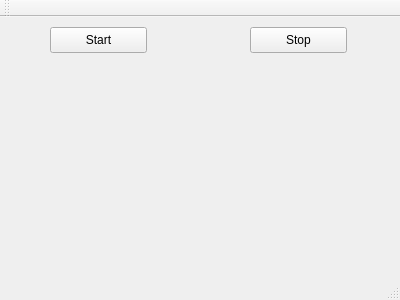
First picture: the form in Programme_Test/Test_Neural_Network/mainwindow.ui, repository cdumonde/Neural-Network-Project, before the edit.
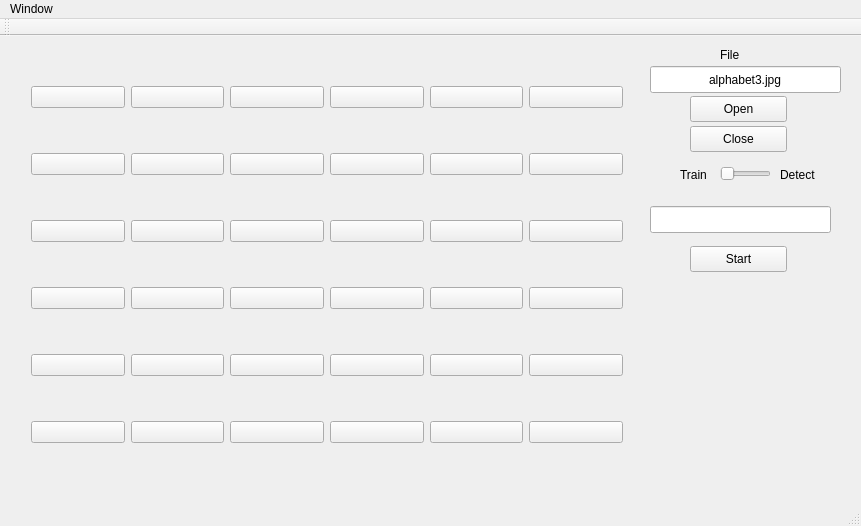
Second picture: the form after the edit.

What changed in the file:
```diff
--- a/Programme_Test/Test_Neural_Network/mainwindow.ui
+++ b/Programme_Test/Test_Neural_Network/mainwindow.ui
@@ -6,8 +6,8 @@
    <rect>
     <x>0</x>
     <y>0</y>
-    <width>400</width>
-    <height>300</height>
+    <width>861</width>
+    <height>526</height>
    </rect>
   </property>
   <property name="windowTitle">
@@ -17,27 +17,820 @@
    <widget class="QPushButton" name="pushButton">
     <property name="geometry">
      <rect>
-      <x>50</x>
-      <y>10</y>
+      <x>690</x>
+      <y>60</y>
       <width>97</width>
       <height>26</height>
      </rect>
     </property>
     <property name="text">
-     <string>Start</string>
+     <string>Open</string>
     </property>
    </widget>
    <widget class="QPushButton" name="pushButton_2">
     <property name="geometry">
      <rect>
-      <x>250</x>
+      <x>690</x>
+      <y>90</y>
+      <width>97</width>
+      <height>26</height>
+     </rect>
+    </property>
+    <property name="text">
+     <string>Close</string>
+    </property>
+   </widget>
+   <widget class="QWidget" name="gridLayoutWidget">
+    <property name="geometry">
+     <rect>
+      <x>20</x>
+      <y>0</y>
+      <width>614</width>
+      <height>461</height>
+     </rect>
+    </property>
+    <layout class="QGridLayout" name="gridLayout" rowstretch="0,0,0,0,0,0" columnstretch="0,0,0,0,0,0">
+     <item row="4" column="4">
+      <widget class="QPushButton" name="pushButton_32">
+       <property name="text">
+        <string/>
+       </property>
+       <property name="iconSize">
+        <size>
+         <width>50</width>
+         <height>50</height>
+        </size>
+       </property>
+       <property name="checkable">
+        <bool>true</bool>
+       </property>
+       <property name="checked">
+        <bool>false</bool>
+       </property>
+      </widget>
+     </item>
+     <item row="5" column="3">
+      <widget class="QPushButton" name="pushButton_37">
+       <property name="text">
+        <string/>
+       </property>
+       <property name="iconSize">
+        <size>
+         <width>50</width>
+         <height>50</height>
+        </size>
+       </property>
+       <property name="checkable">
+        <bool>true</bool>
+       </property>
+       <property name="checked">
+        <bool>false</bool>
+       </property>
+      </widget>
+     </item>
+     <item row="0" column="2">
+      <widget class="QPushButton" name="pushButton_6">
+       <property name="text">
+        <string/>
+       </property>
+       <property name="iconSize">
+        <size>
+         <width>50</width>
+         <height>50</height>
+        </size>
+       </property>
+       <property name="checkable">
+        <bool>true</bool>
+       </property>
+       <property name="checked">
+        <bool>false</bool>
+       </property>
+      </widget>
+     </item>
+     <item row="3" column="0">
+      <widget class="QPushButton" name="pushButton_22">
+       <property name="text">
+        <string/>
+       </property>
+       <property name="iconSize">
+        <size>
+         <width>50</width>
+         <height>50</height>
+        </size>
+       </property>
+       <property name="checkable">
+        <bool>true</bool>
+       </property>
+       <property name="checked">
+        <bool>false</bool>
+       </property>
+      </widget>
+     </item>
+     <item row="1" column="4">
+      <widget class="QPushButton" name="pushButton_14">
+       <property name="text">
+        <string/>
+       </property>
+       <property name="iconSize">
+        <size>
+         <width>50</width>
+         <height>50</height>
+        </size>
+       </property>
+       <property name="checkable">
+        <bool>true</bool>
+       </property>
+       <property name="checked">
+        <bool>false</bool>
+       </property>
+      </widget>
+     </item>
+     <item row="1" column="1">
+      <widget class="QPushButton" name="pushButton_11">
+       <property name="text">
+        <string/>
+       </property>
+       <property name="iconSize">
+        <size>
+         <width>50</width>
+         <height>50</height>
+        </size>
+       </property>
+       <property name="checkable">
+        <bool>true</bool>
+       </property>
+       <property name="checked">
+        <bool>false</bool>
+       </property>
+      </widget>
+     </item>
+     <item row="0" column="0">
+      <widget class="QPushButton" name="pushButton_4">
+       <property name="text">
+        <string/>
+       </property>
+       <property name="iconSize">
+        <size>
+         <width>50</width>
+         <height>50</height>
+        </size>
+       </property>
+       <property name="checkable">
+        <bool>true</bool>
+       </property>
+       <property name="checked">
+        <bool>false</bool>
+       </property>
+      </widget>
+     </item>
+     <item row="2" column="2">
+      <widget class="QPushButton" name="pushButton_18">
+       <property name="text">
+        <string/>
+       </property>
+       <property name="iconSize">
+        <size>
+         <width>50</width>
+         <height>50</height>
+        </size>
+       </property>
+       <property name="checkable">
+        <bool>true</bool>
+       </property>
+       <property name="checked">
+        <bool>false</bool>
+       </property>
+      </widget>
+     </item>
+     <item row="2" column="4">
+      <widget class="QPushButton" name="pushButton_20">
+       <property name="text">
+        <string/>
+       </property>
+       <property name="iconSize">
+        <size>
+         <width>50</width>
+         <height>50</height>
+        </size>
+       </property>
+       <property name="checkable">
+        <bool>true</bool>
+       </property>
+       <property name="checked">
+        <bool>false</bool>
+       </property>
+      </widget>
+     </item>
+     <item row="1" column="5">
+      <widget class="QPushButton" name="pushButton_15">
+       <property name="text">
+        <string/>
+       </property>
+       <property name="iconSize">
+        <size>
+         <width>50</width>
+         <height>50</height>
+        </size>
+       </property>
+       <property name="checkable">
+        <bool>true</bool>
+       </property>
+       <property name="checked">
+        <bool>false</bool>
+       </property>
+      </widget>
+     </item>
+     <item row="0" column="3">
+      <widget class="QPushButton" name="pushButton_7">
+       <property name="text">
+        <string/>
+       </property>
+       <property name="iconSize">
+        <size>
+         <width>50</width>
+         <height>50</height>
+        </size>
+       </property>
+       <property name="checkable">
+        <bool>true</bool>
+       </property>
+       <property name="checked">
+        <bool>false</bool>
+       </property>
+      </widget>
+     </item>
+     <item row="1" column="0">
+      <widget class="QPushButton" name="pushButton_10">
+       <property name="text">
+        <string/>
+       </property>
+       <property name="iconSize">
+        <size>
+         <width>50</width>
+         <height>50</height>
+        </size>
+       </property>
+       <property name="checkable">
+        <bool>true</bool>
+       </property>
+       <property name="checked">
+        <bool>false</bool>
+       </property>
+      </widget>
+     </item>
+     <item row="0" column="5">
+      <widget class="QPushButton" name="pushButton_9">
+       <property name="text">
+        <string/>
+       </property>
+       <property name="iconSize">
+        <size>
+         <width>50</width>
+         <height>50</height>
+        </size>
+       </property>
+       <property name="checkable">
+        <bool>true</bool>
+       </property>
+       <property name="checked">
+        <bool>false</bool>
+       </property>
+      </widget>
+     </item>
+     <item row="1" column="3">
+      <widget class="QPushButton" name="pushButton_13">
+       <property name="text">
+        <string/>
+       </property>
+       <property name="iconSize">
+        <size>
+         <width>50</width>
+         <height>50</height>
+        </size>
+       </property>
+       <property name="checkable">
+        <bool>true</bool>
+       </property>
+       <property name="checked">
+        <bool>false</bool>
+       </property>
+      </widget>
+     </item>
+     <item row="5" column="1">
+      <widget class="QPushButton" name="pushButton_35">
+       <property name="text">
+        <string/>
+       </property>
+       <property name="iconSize">
+        <size>
+         <width>50</width>
+         <height>50</height>
+        </size>
+       </property>
+       <property name="checkable">
+        <bool>true</bool>
+       </property>
+       <property name="checked">
+        <bool>false</bool>
+       </property>
+      </widget>
+     </item>
+     <item row="3" column="4">
+      <widget class="QPushButton" name="pushButton_26">
+       <property name="text">
+        <string/>
+       </property>
+       <property name="iconSize">
+        <size>
+         <width>50</width>
+         <height>50</height>
+        </size>
+       </property>
+       <property name="checkable">
+        <bool>true</bool>
+       </property>
+       <property name="checked">
+        <bool>false</bool>
+       </property>
+      </widget>
+     </item>
+     <item row="3" column="2">
+      <widget class="QPushButton" name="pushButton_24">
+       <property name="text">
+        <string/>
+       </property>
+       <property name="iconSize">
+        <size>
+         <width>50</width>
+         <height>50</height>
+        </size>
+       </property>
+       <property name="checkable">
+        <bool>true</bool>
+       </property>
+       <property name="checked">
+        <bool>false</bool>
+       </property>
+      </widget>
+     </item>
+     <item row="0" column="4">
+      <widget class="QPushButton" name="pushButton_8">
+       <property name="text">
+        <string/>
+       </property>
+       <property name="iconSize">
+        <size>
+         <width>50</width>
+         <height>50</height>
+        </size>
+       </property>
+       <property name="checkable">
+        <bool>true</bool>
+       </property>
+       <property name="checked">
+        <bool>false</bool>
+       </property>
+      </widget>
+     </item>
+     <item row="0" column="1">
+      <widget class="QPushButton" name="pushButton_5">
+       <property name="text">
+        <string/>
+       </property>
+       <property name="iconSize">
+        <size>
+         <width>50</width>
+         <height>50</height>
+        </size>
+       </property>
+       <property name="checkable">
+        <bool>true</bool>
+       </property>
+       <property name="checked">
+        <bool>false</bool>
+       </property>
+      </widget>
+     </item>
+     <item row="4" column="5">
+      <widget class="QPushButton" name="pushButton_33">
+       <property name="text">
+        <string/>
+       </property>
+       <property name="iconSize">
+        <size>
+         <width>50</width>
+         <height>50</height>
+        </size>
+       </property>
+       <property name="checkable">
+        <bool>true</bool>
+       </property>
+       <property name="checked">
+        <bool>false</bool>
+       </property>
+      </widget>
+     </item>
+     <item row="5" column="0">
+      <widget class="QPushButton" name="pushButton_34">
+       <property name="text">
+        <string/>
+       </property>
+       <property name="iconSize">
+        <size>
+         <width>50</width>
+         <height>50</height>
+        </size>
+       </property>
+       <property name="checkable">
+        <bool>true</bool>
+       </property>
+       <property name="checked">
+        <bool>false</bool>
+       </property>
+      </widget>
+     </item>
+     <item row="4" column="0">
+      <widget class="QPushButton" name="pushButton_28">
+       <property name="text">
+        <string/>
+       </property>
+       <property name="iconSize">
+        <size>
+         <width>50</width>
+         <height>50</height>
+        </size>
+       </property>
+       <property name="checkable">
+        <bool>true</bool>
+       </property>
+       <property name="checked">
+        <bool>false</bool>
+       </property>
+      </widget>
+     </item>
+     <item row="2" column="0">
+      <widget class="QPushButton" name="pushButton_16">
+       <property name="text">
+        <string/>
+       </property>
+       <property name="iconSize">
+        <size>
+         <width>50</width>
+         <height>50</height>
+        </size>
+       </property>
+       <property name="checkable">
+        <bool>true</bool>
+       </property>
+       <property name="checked">
+        <bool>false</bool>
+       </property>
+      </widget>
+     </item>
+     <item row="3" column="3">
+      <widget class="QPushButton" name="pushButton_25">
+       <property name="text">
+        <string/>
+       </property>
+       <property name="iconSize">
+        <size>
+         <width>50</width>
+         <height>50</height>
+        </size>
+       </property>
+       <property name="checkable">
+        <bool>true</bool>
+       </property>
+       <property name="checked">
+        <bool>false</bool>
+       </property>
+      </widget>
+     </item>
+     <item row="3" column="5">
+      <widget class="QPushButton" name="pushButton_27">
+       <property name="text">
+        <string/>
+       </property>
+       <property name="iconSize">
+        <size>
+         <width>50</width>
+         <height>50</height>
+        </size>
+       </property>
+       <property name="checkable">
+        <bool>true</bool>
+       </property>
+       <property name="checked">
+        <bool>false</bool>
+       </property>
+      </widget>
+     </item>
+     <item row="4" column="3">
+      <widget class="QPushButton" name="pushButton_31">
+       <property name="text">
+        <string/>
+       </property>
+       <property name="iconSize">
+        <size>
+         <width>50</width>
+         <height>50</height>
+        </size>
+       </property>
+       <property name="checkable">
+        <bool>true</bool>
+       </property>
+       <property name="checked">
+        <bool>false</bool>
+       </property>
+      </widget>
+     </item>
+     <item row="2" column="3">
+      <widget class="QPushButton" name="pushButton_19">
+       <property name="text">
+        <string/>
+       </property>
+       <property name="iconSize">
+        <size>
+         <width>50</width>
+         <height>50</height>
+        </size>
+       </property>
+       <property name="checkable">
+        <bool>true</bool>
+       </property>
+       <property name="checked">
+        <bool>false</bool>
+       </property>
+      </widget>
+     </item>
+     <item row="2" column="1">
+      <widget class="QPushButton" name="pushButton_17">
+       <property name="text">
+        <string/>
+       </property>
+       <property name="iconSize">
+        <size>
+         <width>50</width>
+         <height>50</height>
+        </size>
+       </property>
+       <property name="checkable">
+        <bool>true</bool>
+       </property>
+       <property name="checked">
+        <bool>false</bool>
+       </property>
+      </widget>
+     </item>
+     <item row="5" column="2">
+      <widget class="QPushButton" name="pushButton_36">
+       <property name="text">
+        <string/>
+       </property>
+       <property name="iconSize">
+        <size>
+         <width>50</width>
+         <height>50</height>
+        </size>
+       </property>
+       <property name="checkable">
+        <bool>true</bool>
+       </property>
+       <property name="checked">
+        <bool>false</bool>
+       </property>
+      </widget>
+     </item>
+     <item row="1" column="2">
+      <widget class="QPushButton" name="pushButton_12">
+       <property name="text">
+        <string/>
+       </property>
+       <property name="iconSize">
+        <size>
+         <width>50</width>
+         <height>50</height>
+        </size>
+       </property>
+       <property name="checkable">
+        <bool>true</bool>
+       </property>
+       <property name="checked">
+        <bool>false</bool>
+       </property>
+      </widget>
+     </item>
+     <item row="5" column="4">
+      <widget class="QPushButton" name="pushButton_38">
+       <property name="text">
+        <string/>
+       </property>
+       <property name="iconSize">
+        <size>
+         <width>50</width>
+         <height>50</height>
+        </size>
+       </property>
+       <property name="checkable">
+        <bool>true</bool>
+       </property>
+       <property name="checked">
+        <bool>false</bool>
+       </property>
+      </widget>
+     </item>
+     <item row="5" column="5">
+      <widget class="QPushButton" name="pushButton_39">
+       <property name="text">
+        <string/>
+       </property>
+       <property name="iconSize">
+        <size>
+         <width>50</width>
+         <height>50</height>
+        </size>
+       </property>
+       <property name="checkable">
+        <bool>true</bool>
+       </property>
+       <property name="checked">
+        <bool>false</bool>
+       </property>
+      </widget>
+     </item>
+     <item row="3" column="1">
+      <widget class="QPushButton" name="pushButton_23">
+       <property name="text">
+        <string/>
+       </property>
+       <property name="iconSize">
+        <size>
+         <width>50</width>
+         <height>50</height>
+        </size>
+       </property>
+       <property name="checkable">
+        <bool>true</bool>
+       </property>
+       <property name="checked">
+        <bool>false</bool>
+       </property>
+      </widget>
+     </item>
+     <item row="4" column="1">
+      <widget class="QPushButton" name="pushButton_29">
+       <property name="text">
+        <string/>
+       </property>
+       <property name="iconSize">
+        <size>
+         <width>50</width>
+         <height>50</height>
+        </size>
+       </property>
+       <property name="checkable">
+        <bool>true</bool>
+       </property>
+       <property name="checked">
+        <bool>false</bool>
+       </property>
+      </widget>
+     </item>
+     <item row="4" column="2">
+      <widget class="QPushButton" name="pushButton_30">
+       <property name="text">
+        <string/>
+       </property>
+       <property name="iconSize">
+        <size>
+         <width>50</width>
+         <height>50</height>
+        </size>
+       </property>
+       <property name="checkable">
+        <bool>true</bool>
+       </property>
+       <property name="checked">
+        <bool>false</bool>
+       </property>
+      </widget>
+     </item>
+     <item row="2" column="5">
+      <widget class="QPushButton" name="pushButton_21">
+       <property name="text">
+        <string/>
+       </property>
+       <property name="iconSize">
+        <size>
+         <width>50</width>
+         <height>50</height>
+        </size>
+       </property>
+       <property name="checkable">
+        <bool>true</bool>
+       </property>
+       <property name="checked">
+        <bool>false</bool>
+       </property>
+      </widget>
+     </item>
+    </layout>
+   </widget>
+   <widget class="QSlider" name="horizontalSlider">
+    <property name="geometry">
+     <rect>
+      <x>720</x>
+      <y>130</y>
+      <width>51</width>
+      <height>16</height>
+     </rect>
+    </property>
+    <property name="maximum">
+     <number>1</number>
+    </property>
+    <property name="orientation">
+     <enum>Qt::Horizontal</enum>
+    </property>
+   </widget>
+   <widget class="QLineEdit" name="lineEdit">
+    <property name="geometry">
+     <rect>
+      <x>650</x>
+      <y>170</y>
+      <width>181</width>
+      <height>27</height>
+     </rect>
+    </property>
+    <property name="text">
+     <string/>
+    </property>
+   </widget>
+   <widget class="QLabel" name="label">
+    <property name="geometry">
+     <rect>
+      <x>680</x>
+      <y>130</y>
+      <width>41</width>
+      <height>17</height>
+     </rect>
+    </property>
+    <property name="text">
+     <string>Train</string>
+    </property>
+   </widget>
+   <widget class="QLabel" name="label_2">
+    <property name="geometry">
+     <rect>
+      <x>780</x>
+      <y>130</y>
+      <width>67</width>
+      <height>17</height>
+     </rect>
+    </property>
+    <property name="text">
+     <string>Detect</string>
+    </property>
+   </widget>
+   <widget class="QPushButton" name="pushButton_3">
+    <property name="geometry">
+     <rect>
+      <x>690</x>
+      <y>210</y>
+      <width>97</width>
+      <height>26</height>
+     </rect>
+    </property>
+    <property name="text">
+     <string>Start</string>
+    </property>
+   </widget>
+   <widget class="QLineEdit" name="lineEdit_2">
+    <property name="geometry">
+     <rect>
+      <x>650</x>
+      <y>30</y>
+      <width>191</width>
+      <height>27</height>
+     </rect>
+    </property>
+    <property name="text">
+     <string>alphabet3.jpg</string>
+    </property>
+    <property name="alignment">
+     <set>Qt::AlignCenter</set>
+    </property>
+   </widget>
+   <widget class="QLabel" name="label_3">
+    <property name="geometry">
+     <rect>
+      <x>720</x>
       <y>10</y>
-      <width>97</width>
-      <height>26</height>
+      <width>41</width>
+      <height>17</height>
      </rect>
     </property>
     <property name="text">
-     <string>Stop</string>
+     <string>File</string>
     </property>
    </widget>
   </widget>
@@ -46,10 +839,16 @@
     <rect>
      <x>0</x>
      <y>0</y>
-     <width>400</width>
+     <width>861</width>
      <height>25</height>
     </rect>
    </property>
+   <widget class="QMenu" name="menuWindow">
+    <property name="title">
+     <string>Window</string>
+    </property>
+   </widget>
+   <addaction name="menuWindow"/>
   </widget>
   <widget class="QToolBar" name="mainToolBar">
    <attribute name="toolBarArea">
```
